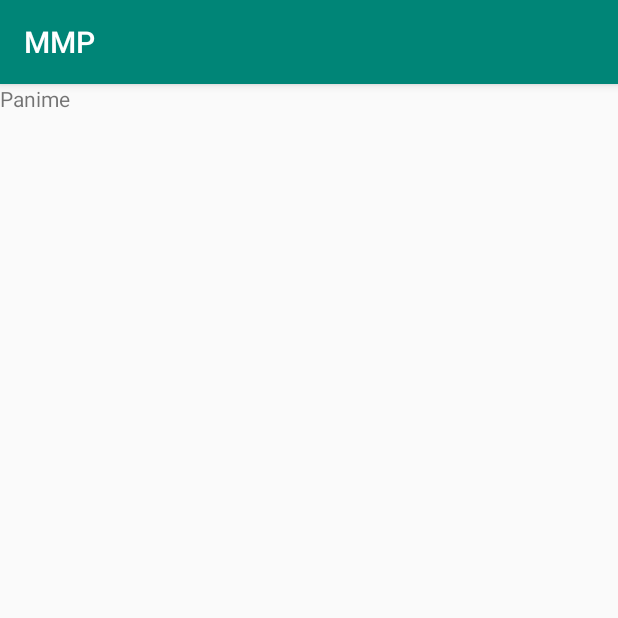
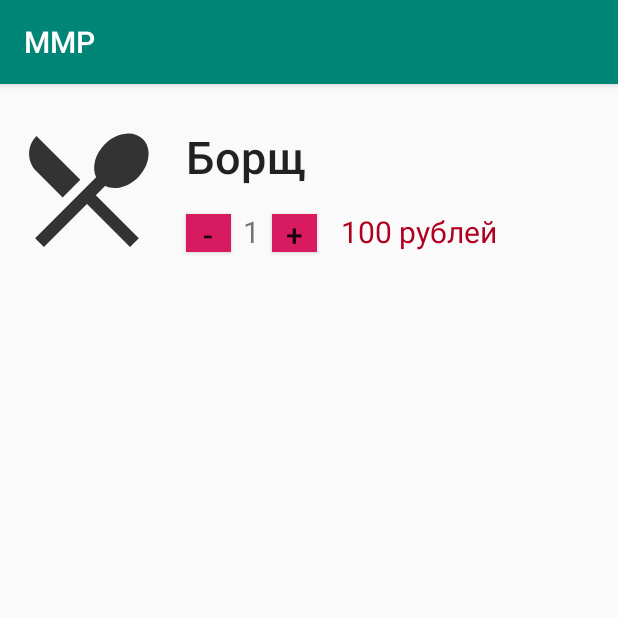
Before and after one commit to Volodka22/CafeS, an Android app: the fragment BasketFragment shown on its own in the app's theme, on a phone screen of 412 x 824 dp, the top half of it. Run offline under Robolectric (Android 15) with nearby library versions, the phone set to English and light mode, and no system bars.

Commit message:
add lostFiles

```diff
--- a/app/src/main/java/com/example/mmp/BasketFragment.kt
+++ b/app/src/main/java/com/example/mmp/BasketFragment.kt
@@ -1,17 +1,24 @@
 package com.example.mmp
 
+import android.content.Context
 import android.os.Bundle
+import android.util.Log
 import androidx.fragment.app.Fragment
 import android.view.ViewGroup
 import android.view.LayoutInflater
 import android.view.View
+import kotlinx.android.synthetic.main.fragment_basket.*
 
 
 class BasketFragment : Fragment(){
 
-    override fun onCreate(savedInstanceState: Bundle?) {
-        super.onCreate(savedInstanceState)
-    }
+    private lateinit var recyclerView: androidx.recyclerview.widget.RecyclerView
+    private lateinit var viewAdapter: androidx.recyclerview.widget.RecyclerView.Adapter<*>
+    private lateinit var viewManager: androidx.recyclerview.widget.RecyclerView.LayoutManager
+
+    private var ok = false
+
+    private var prod =  emptyArray<Product>()
 
     override fun onCreateView(
         inflater: LayoutInflater, container: ViewGroup?,
@@ -20,4 +27,59 @@ class BasketFragment : Fragment(){
         // Inflate the layout for this fragment
         return inflater.inflate(R.layout.fragment_basket, container, false)
     }
+
+    override fun onStart() {
+        if(ok){
+
+            val a = mutableListOf<Product>()
+
+            MainActivity.ordProd.forEach{ (key, _) ->
+                a.add(key)
+            }
+
+            viewManager = androidx.recyclerview.widget.LinearLayoutManager(requireContext())
+
+            viewAdapter = BasketRecyclerAdapter(a.toTypedArray())
+
+            recyclerView =  view!!.findViewById<androidx.recyclerview.widget.RecyclerView>(R.id.BasketRecyclerView).apply {
+
+                setHasFixedSize(false)
+
+                layoutManager = viewManager
+
+                adapter = viewAdapter
+
+            }
+        }
+        super.onStart()
+    }
+
+    override fun onViewCreated(view: View, savedInstanceState: Bundle?) {
+
+        ok = true
+
+
+        val a = mutableListOf<Product>()
+
+        MainActivity.ordProd.forEach{ (key, _) ->
+            a.add(key)
+        }
+
+        viewManager = androidx.recyclerview.widget.LinearLayoutManager(requireContext())
+
+        viewAdapter = BasketRecyclerAdapter(a.toTypedArray())
+
+        recyclerView =  view.findViewById<androidx.recyclerview.widget.RecyclerView>(R.id.BasketRecyclerView).apply {
+
+            setHasFixedSize(false)
+
+            layoutManager = viewManager
+
+            adapter = viewAdapter
+
+        }
+
+
+
+    }
 }
--- /dev/null
+++ b/app/src/main/java/com/example/mmp/BasketRecyclerAdapter.kt
@@ -0,0 +1,63 @@
+package com.example.mmp
+
+import android.view.LayoutInflater
+import android.view.View
+import android.view.ViewGroup
+import android.widget.Button
+import android.widget.TextView
+
+class BasketRecyclerAdapter(private val products: Array<Product>) :
+    androidx.recyclerview.widget.RecyclerView.Adapter<BasketRecyclerAdapter.MyViewHolder>() {
+
+
+
+    inner class MyViewHolder internal constructor(view: View) : androidx.recyclerview.widget.RecyclerView.ViewHolder(view) {
+
+        internal val nameView: TextView = view.findViewById(R.id.name)
+        internal val cntView: TextView = view.findViewById(R.id.cnt)
+        internal val priceView : TextView = view.findViewById(R.id.sum)
+        internal val mnsView: Button = view.findViewById(R.id.minus)
+        internal val plsView: Button = view.findViewById(R.id.pls)
+
+
+
+    }
+
+
+    override fun onCreateViewHolder(parent: ViewGroup, viewType: Int): BasketRecyclerAdapter.MyViewHolder {
+        val inflater = LayoutInflater.from(parent.context)
+        val view = inflater.inflate(R.layout.basket_card, parent, false)
+        return MyViewHolder(view)
+    }
+
+    override fun onBindViewHolder(holder: MyViewHolder, position: Int) {
+
+        val product = products[position]
+        holder.nameView.text = product.name
+        holder.cntView.text = MainActivity.ordProd[product].toString()
+        holder.priceView.text = (product.price* MainActivity.ordProd[product]!!).toString().plus(" рублей")
+
+        holder.plsView.setOnClickListener{
+            MainActivity.ordProd[product] = MainActivity.ordProd[product]!! + 1
+
+
+            holder.cntView.text = MainActivity.ordProd[product].toString()
+            holder.priceView.text = (product.price* MainActivity.ordProd[product]!!).toString().plus(" рублей")
+        }
+
+        holder.mnsView.setOnClickListener{
+            MainActivity.ordProd[product] = MainActivity.ordProd[product]!! - 1
+
+            holder.cntView.text = MainActivity.ordProd[product].toString()
+            holder.priceView.text = (product.price* MainActivity.ordProd[product]!!).toString().plus(" рублей")
+        }
+
+
+
+    }
+
+    // Return the size of your dataset (invoked by the layout manager)
+    override fun getItemCount() = products.size
+
+
+}
--- a/app/src/main/java/com/example/mmp/MainActivity.kt
+++ b/app/src/main/java/com/example/mmp/MainActivity.kt
@@ -3,6 +3,7 @@ package com.example.mmp
 import androidx.appcompat.app.AppCompatActivity
 import android.os.Bundle
 import androidx.fragment.app.Fragment
+import androidx.lifecycle.ViewModelProvider
 import com.google.android.material.bottomnavigation.BottomNavigationView
 import kotlinx.android.synthetic.main.activity_main.*
 
@@ -22,6 +23,8 @@ class MainActivity : AppCompatActivity() {
             Product("Супы","Борщ","Очень вкусно всем советую",100),
             Product("Супы","Борщ","Очень вкусно всем советую",100),
             Product("Супы","Борщ","Очень вкусно всем советую",100))
+
+        var ordProd = mutableMapOf<Product,Int>()
     }
 
     private val mOnNavigationItemSelectedListener = BottomNavigationView.OnNavigationItemSelectedListener { item ->
@@ -60,4 +63,5 @@ class MainActivity : AppCompatActivity() {
         openFragment(MenuFragment())
 
     }
+
 }
--- a/app/src/main/java/com/example/mmp/MenuFragment.kt
+++ b/app/src/main/java/com/example/mmp/MenuFragment.kt
@@ -7,7 +7,9 @@ import android.view.LayoutInflater
 import kotlinx.android.synthetic.main.fragment_menu.*
 import androidx.fragment.app.FragmentActivity
 import android.app.Activity
+import android.content.Context
 import android.view.View
+import android.widget.Toast
 import com.google.android.material.tabs.TabLayoutMediator
 
 
@@ -16,6 +18,7 @@ class MenuFragment : Fragment(){
     companion object {
         val tabTitles = arrayOf("Горячее", "Супы", "Напитки","Десерты")
     }
+
 
     override fun onCreateView(
         inflater: LayoutInflater, container: ViewGroup?,
@@ -32,5 +35,6 @@ class MenuFragment : Fragment(){
         TabLayoutMediator(tabLayout, pager) { tab, position ->
             tab.text = tabTitles[position]
         }.attach()
+
     }
 }
--- a/app/src/main/java/com/example/mmp/PageRecyclerAdapter.kt
+++ b/app/src/main/java/com/example/mmp/PageRecyclerAdapter.kt
@@ -8,15 +8,16 @@ import android.view.View
 import android.view.ViewGroup
 import android.widget.Button
 import android.widget.TextView
+import android.widget.Toast
+import androidx.recyclerview.widget.RecyclerView
+import com.google.android.material.internal.ContextUtils.getActivity
 import kotlinx.android.synthetic.main.product_card.view.*
 
 class PageRecyclerAdapter(private val products: Array<Product>) :
     androidx.recyclerview.widget.RecyclerView.Adapter<PageRecyclerAdapter.MyViewHolder>() {
 
-    // Provide a reference to the views for each data item
-    // Complex data items may need more than one view per item, and
-    // you provide access to all the views for a data item in a view holder.
-    // Each data item is just a string in this case that is shown in a TextView.
+
+
     inner class MyViewHolder internal constructor(view: View) : androidx.recyclerview.widget.RecyclerView.ViewHolder(view) {
 
         internal val nameView: TextView = view.findViewById(R.id.name)
@@ -40,9 +41,14 @@ class PageRecyclerAdapter(private val products: Array<Product>) :
         holder.btnView.text = product.price.toString().plus(" рублей")
 
 
-        holder.itemView.setOnClickListener{
-            //TODO
+        holder.btnView.setOnClickListener{
+            if(MainActivity.ordProd[product] == null){
+                MainActivity.ordProd[product] = 1
+            }else MainActivity.ordProd[product] = MainActivity.ordProd[product]!! + 1
+
         }
+
+
 
     }
 
--- /dev/null
+++ b/app/src/main/res/layout/basket_card.xml
@@ -0,0 +1,89 @@
+<?xml version="1.0" encoding="utf-8"?>
+<androidx.constraintlayout.widget.ConstraintLayout
+        xmlns:android="http://schemas.android.com/apk/res/android"
+        xmlns:app="http://schemas.android.com/apk/res-auto"
+        xmlns:tools="http://schemas.android.com/tools"
+        android:layout_width="match_parent"
+        android:layout_height="wrap_content"
+        android:id="@+id/bsk"
+        >
+
+    <ImageView
+            android:id="@+id/img"
+            android:layout_width="100dp"
+            android:layout_height="100dp"
+            android:layout_marginStart="8dp"
+            android:layout_marginLeft="8dp"
+            android:layout_marginTop="20dp"
+            android:layout_marginBottom="20dp"
+            android:src="@drawable/ic_menu"
+            app:layout_constraintBottom_toBottomOf="parent"
+            app:layout_constraintStart_toStartOf="parent"
+            app:layout_constraintTop_toTopOf="parent"
+
+             />
+
+    <TextView
+            android:text="Блины"
+            android:textSize="30sp"
+            android:id="@+id/name"
+            android:layout_width="wrap_content"
+            android:layout_height="wrap_content"
+            android:textAppearance="?attr/textAppearanceHeadline6"
+            android:layout_marginTop="28dp"
+            android:layout_marginStart="16dp"
+            android:layout_marginLeft="16dp"
+            app:layout_constraintStart_toEndOf="@id/img"
+            app:layout_constraintTop_toTopOf="parent" />
+
+    <Button
+            android:id="@+id/minus"
+            android:layout_width="30dp"
+            android:layout_height="25dp"
+            android:layout_marginStart="16dp"
+            android:layout_marginLeft="16dp"
+            android:layout_marginBottom="28dp"
+            android:background="@color/colorAccent"
+            android:text="-"
+            android:textSize="20sp"
+            app:layout_constraintBottom_toBottomOf="parent"
+            app:layout_constraintStart_toEndOf="@+id/img" />
+
+    <TextView
+            android:textSize="20sp"
+            android:text="12"
+            android:id="@+id/cnt"
+            android:layout_width="wrap_content"
+            android:layout_height="wrap_content"
+            android:layout_marginBottom="28dp"
+            app:layout_constraintBottom_toBottomOf="parent"
+            app:layout_constraintStart_toEndOf="@+id/minus"
+            android:layout_marginStart="8dp"
+            android:layout_marginLeft="8dp"/>
+
+    <Button
+            android:id="@+id/pls"
+            android:layout_width="30dp"
+            android:layout_height="25dp"
+            android:layout_marginStart="8dp"
+            android:layout_marginLeft="8dp"
+            android:layout_marginBottom="28dp"
+            android:background="@color/colorAccent"
+            android:text="+"
+            android:textSize="20sp"
+            app:layout_constraintBottom_toBottomOf="parent"
+            app:layout_constraintStart_toEndOf="@+id/cnt" />
+
+    <TextView
+            android:textColor="@color/design_default_color_error"
+            android:textSize="20sp"
+            android:text="12 рублей"
+            android:id="@+id/sum"
+            android:layout_width="wrap_content"
+            android:layout_height="wrap_content"
+            android:layout_marginBottom="28dp"
+            app:layout_constraintBottom_toBottomOf="parent"
+            app:layout_constraintStart_toEndOf="@+id/pls"
+            android:layout_marginStart="16dp"
+            android:layout_marginLeft="16dp"/>
+</androidx.constraintlayout.widget.ConstraintLayout>
--- a/app/src/main/res/layout/fragment_basket.xml
+++ b/app/src/main/res/layout/fragment_basket.xml
@@ -1,12 +1,17 @@
 <?xml version="1.0" encoding="utf-8"?>
 <FrameLayout xmlns:android="http://schemas.android.com/apk/res/android"
-             xmlns:tools="http://schemas.android.com/tools"
-             android:layout_width="match_parent"
-             android:layout_height="match_parent"
-             tools:context=".MenuFragment"
->
-    <TextView android:layout_width="match_parent"
-              android:layout_height="match_parent"
-              android:text="Panime"
-    />
+        xmlns:tools="http://schemas.android.com/tools"
+        android:layout_width="match_parent"
+        android:layout_height="match_parent"
+        xmlns:app="http://schemas.android.com/apk/res-auto"
+        tools:context=".MenuFragment">
+
+
+    <androidx.recyclerview.widget.RecyclerView
+            android:id="@+id/BasketRecyclerView"
+            android:layout_width="match_parent"
+            android:layout_height="match_parent"
+            app:layout_behavior="@string/appbar_scrolling_view_behavior"
+            app:layout_constraintTop_toTopOf="parent"/>
+
 </FrameLayout>
```
